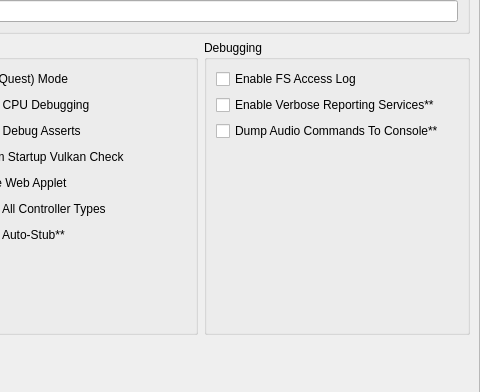
This is src/yuzu/configuration/configure_debug.ui in rorrim-rorrim/eden-alt as Qt 5 draws it before an edit; both pictures show x 351 to 831 and y 162 to 554 of the 831 by 760 pixel window. The edited form follows.
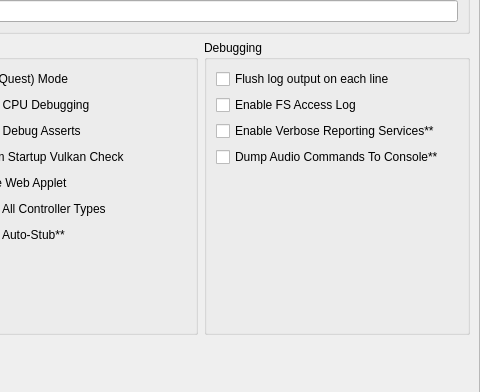
This is the edited form.

Commit message: Runtime option for flushing logs by line (#90)

What changed in the file:
```diff
--- a/src/yuzu/configuration/configure_debug.ui
+++ b/src/yuzu/configuration/configure_debug.ui
@@ -18,8 +18,8 @@
     <rect>
      <x>0</x>
      <y>0</y>
-     <width>842</width>
-     <height>741</height>
+     <width>829</width>
+     <height>758</height>
     </rect>
    </property>
    <layout class="QVBoxLayout" name="verticalLayout_1">
@@ -474,14 +474,37 @@
          <string>Debugging</string>
         </property>
         <layout class="QGridLayout" name="gridLayout_3">
-         <item row="0" column="0">
+         <item row="3" column="0">
+          <widget class="QCheckBox" name="reporting_services">
+           <property name="text">
+            <string>Enable Verbose Reporting Services**</string>
+           </property>
+          </widget>
+         </item>
+         <item row="1" column="0">
           <widget class="QCheckBox" name="fs_access_log">
            <property name="text">
             <string>Enable FS Access Log</string>
            </property>
           </widget>
          </item>
-         <item row="3" column="0">
+         <item row="6" column="0">
+          <spacer name="verticalSpacer_3">
+           <property name="orientation">
+            <enum>Qt::Orientation::Vertical</enum>
+           </property>
+           <property name="sizeType">
+            <enum>QSizePolicy::Policy::Expanding</enum>
+           </property>
+           <property name="sizeHint" stdset="0">
+            <size>
+             <width>20</width>
+             <height>0</height>
+            </size>
+           </property>
+          </spacer>
+         </item>
+         <item row="4" column="0">
           <widget class="QCheckBox" name="dump_audio_commands">
            <property name="toolTip">
             <string>Enable this to output the latest generated audio command list to the console. Only affects games using the audio renderer.</string>
@@ -491,29 +514,13 @@
            </property>
           </widget>
          </item>
-         <item row="2" column="0">
-          <widget class="QCheckBox" name="reporting_services">
+         <item row="0" column="0">
+          <widget class="QCheckBox" name="flush_line">
            <property name="text">
-            <string>Enable Verbose Reporting Services**</string>
+            <string>Flush log output on each line</string>
            </property>
           </widget>
          </item>
-         <item row="5" column="0">
-          <spacer name="verticalSpacer_3">
-           <property name="orientation">
-            <enum>Qt::Vertical</enum>
-           </property>
-           <property name="sizeType">
-            <enum>QSizePolicy::Expanding</enum>
-           </property>
-           <property name="sizeHint" stdset="0">
-            <size>
-             <width>20</width>
-             <height>0</height>
-            </size>
-           </property>
-          </spacer>
-         </item>
         </layout>
        </widget>
       </item>
```
Left out of the diff: 14 changed lines with no effect on the pictures. The commit also changes 4 other files.
